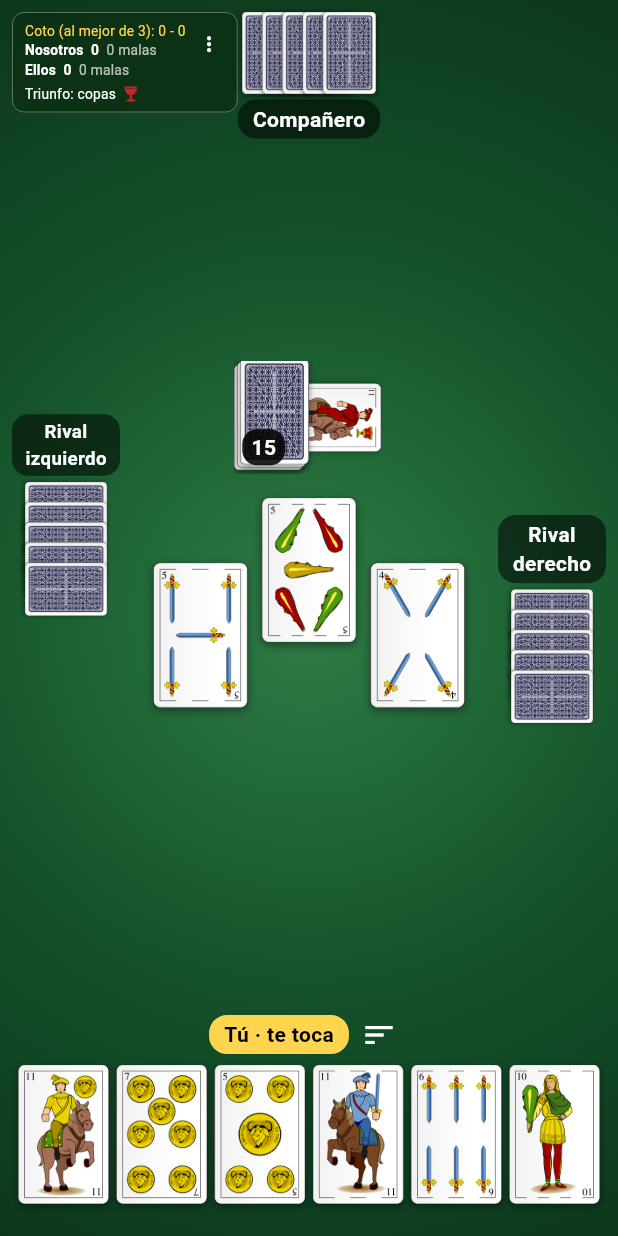
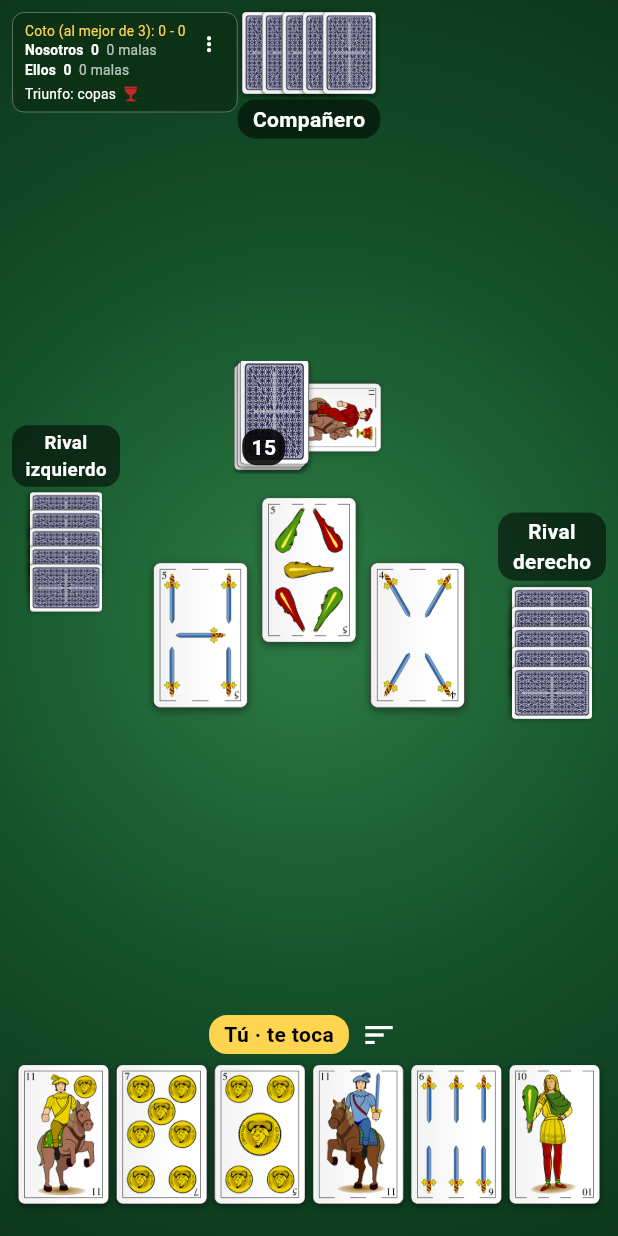
Before and after one commit to Groguet84/guinote, a Flutter app: the screen it shows after launch, on a phone screen of 412 x 824 dp. Run offline on Flutter 3.47's test engine with Material 3 defaults, Android fonts, the phone set to English and light mode, and no system bars.

Commit message:
Mesa compacta en pantallas grandes y montones más visibles
- La mesa no pasa de 1,5 veces el alto de la ventana: en pantallas anchas
  queda centrada y los jugadores no se separan hacia los bordes.
- Las cartas pueden crecer más en pantallas grandes.
- Los montones usan cartas del tamaño de las manos de los rivales; la mano
  del rival encoge si no cabe junto al montón.
- Captura nueva a 1920×970.

Co-Authored-By: Claude Opus 5.5 <noreply@anthropic.com>

```diff
--- a/app/lib/src/mesa/monton_bazas.dart
+++ b/app/lib/src/mesa/monton_bazas.dart
@@ -45,11 +45,16 @@ class MontonBazas extends StatelessWidget {
     -0.15,
   ];
 
+  /// Lado del cuadrado que ocupa un montón con cartas de [ancho]: cabe una
+  /// carta girada en cualquier ángulo.
+  static double ladoPara(double ancho) {
+    final alto = ancho / proporcionCarta;
+    return math.sqrt(ancho * ancho + alto * alto);
+  }
+
   @override
   Widget build(BuildContext context) {
-    final alto = ancho / proporcionCarta;
-    // Cuadrado: cabe la carta girada en cualquier ángulo.
-    final lado = math.sqrt(ancho * ancho + alto * alto);
+    final lado = ladoPara(ancho);
     return Semantics(
       label:
           '$nombre: $bazas ${bazas == 1 ? 'baza' : 'bazas'}'
--- a/app/lib/src/mesa/pantalla_mesa.dart
+++ b/app/lib/src/mesa/pantalla_mesa.dart
@@ -64,9 +64,18 @@ class _PantallaMesaState extends State<PantallaMesa> {
     );
   }
 
-  Widget _mesa(Size tamano) {
+  /// La mesa no pasa de este ancho respecto al alto: en ventanas muy anchas
+  /// los jugadores quedan agrupados alrededor del centro y sobra fondo a los
+  /// lados.
+  static const double _proporcionMaxima = 1.5;
+
+  Widget _mesa(Size ventana) {
+    final tamano = Size(
+      math.min(ventana.width, ventana.height * _proporcionMaxima),
+      ventana.height,
+    );
     final mano = _c.mano;
-    final base = (tamano.shortestSide / 7.2).clamp(40.0, 96.0);
+    final base = (tamano.shortestSide / 7.2).clamp(40.0, 120.0);
     final anchoHumano = [
       base * 1.3,
       (tamano.width - 24) / 6.4,
@@ -82,7 +91,14 @@ class _PantallaMesaState extends State<PantallaMesa> {
       activo: mano.fase == Fase.jugando && mano.turno == jugador,
     );
 
-    final anchoLateral = math.max(anchoOculta / proporcionCarta, 72.0);
+    // Los montones, con cartas del tamaño de las manos ocultas, ocupan un
+    // cuadrado en el que caben girados.
+    final ladoMonton = MontonBazas.ladoPara(anchoOculta);
+    final anchoLateral = [
+      anchoOculta / proporcionCarta,
+      72.0,
+      ladoMonton,
+    ].reduce(math.max);
 
     // Montón de bazas de una pareja; cabe girado en la columna lateral.
     Widget monton(int pareja) => MontonBazas(
@@ -90,7 +106,7 @@ class _PantallaMesaState extends State<PantallaMesa> {
       nombre: nombresParejas[pareja],
       bazas: _c.bazasEnMonton(pareja),
       marcas: _c.marcasDeVeinte(pareja),
-      ancho: anchoLateral / 1.9,
+      ancho: anchoOculta,
     );
 
     Widget rival(int jugador, {Widget? arriba, Widget? abajo}) => SizedBox(
@@ -98,9 +114,13 @@ class _PantallaMesaState extends State<PantallaMesa> {
       child: Column(
         children: [
           ?arriba,
+          // Si no cabe junto al montón, la mano del rival encoge.
           Expanded(
+            child: Center(
+              child: FittedBox(
+                fit: BoxFit.scaleDown,
                 child: Column(
-              mainAxisAlignment: MainAxisAlignment.center,
+                  mainAxisSize: MainAxisSize.min,
                   children: [
                     etiqueta(jugador, dosLineas: true),
                     const SizedBox(height: 4),
@@ -110,6 +130,8 @@ class _PantallaMesaState extends State<PantallaMesa> {
                       vertical: true,
                     ),
                   ],
+                ),
+              ),
             ),
           ),
           ?abajo,
@@ -247,7 +269,11 @@ class _PantallaMesaState extends State<PantallaMesa> {
 
     return Stack(
       children: [
-        Positioned.fill(child: mesa),
+        Positioned.fill(
+          child: Center(
+            child: SizedBox(width: tamano.width, child: mesa),
+          ),
+        ),
         if (resultado != null) ...[
           const ModalBarrier(color: Color(0x88000000), dismissible: false),
           Center(
```
Also changed, not shown: docs/capturas/mesa_arrastre.png, docs/capturas/mesa_escritorio.png, docs/capturas/mesa_montones.png, docs/capturas/mesa_movil.png, docs/capturas/mesa_pantalla_grande.png (added), docs/capturas/resumen_mano.png, 2 other files. Lines whose indentation alone changed are shown as unchanged.
